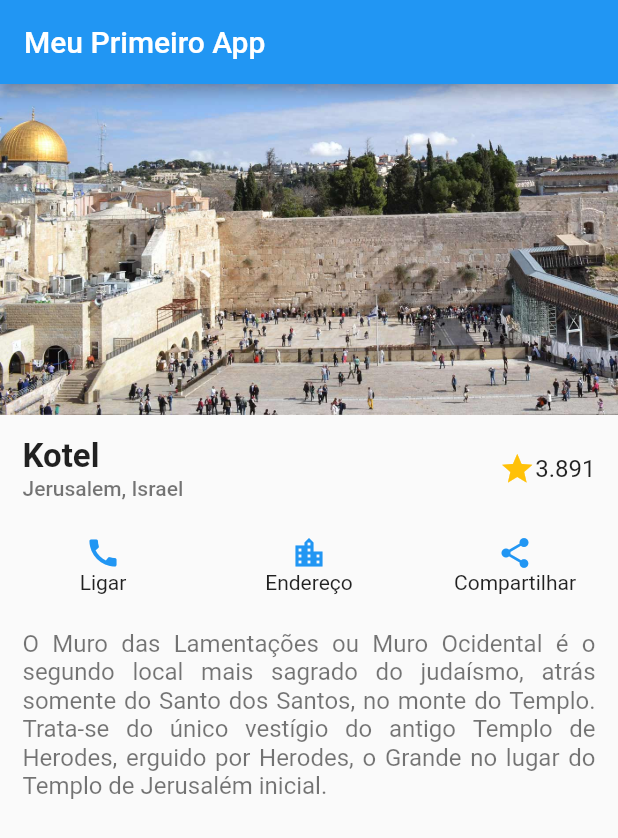
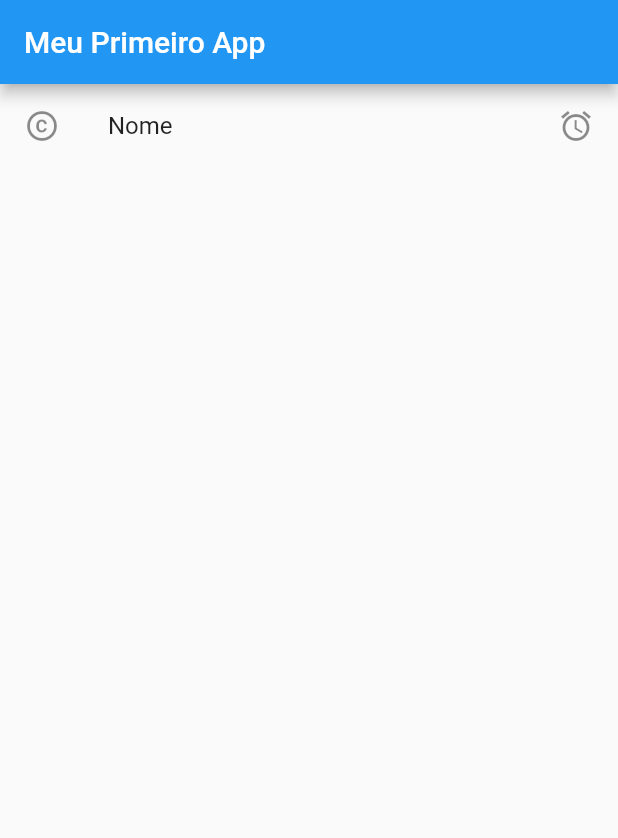
Before and after one commit to izaias1/flutter_001, a Flutter app: the screen it shows after launch, on a phone screen of 412 x 824 dp. Shown: the top 838 px of the screen. Run offline on Flutter 3.47's test engine with Material 2 defaults, Android fonts, the phone set to English and light mode, and no system bars.

Commit message:
List View flutter

```diff
--- a/lib/main.dart
+++ b/lib/main.dart
@@ -9,125 +9,19 @@ class MeuApp extends StatelessWidget {
   @override
   Widget build(BuildContext context) {
     return MaterialApp(
+      theme: ThemeData(
+        brightness: Brightness.light,
+      ),
       home: Scaffold(
         appBar: AppBar(
           title: const Text('Meu Primeiro App'),
         ),
-        body: Column(
-          children: [
-            Image.asset('assets/muro.jpg'),
-            Row(
-              children: [
-                Expanded(
-                  child: Container(
-                    alignment: Alignment.centerLeft,
-                    padding: const EdgeInsets.all(15),
-                    child: Column(
-                      children: [
-                        Row(
-                          children: const [
-                            Text(
-                              'Kotel',
-                              style: TextStyle(
-                                fontWeight: FontWeight.bold,
-                                fontSize: 22,
-                              ),
-                            ),
-                          ],
-                        ),
-                        Row(
-                          children: const [
-                            Text(
-                              'Jerusalem, Israel',
-                              style: TextStyle(
-                                fontWeight: FontWeight.w500,
-                                fontSize: 14,
-                                color: Colors.black54,
-                              ),
-                            ),
-                          ],
-                        ),
-                      ],
-                    ),
-                  ),
-                ),
-                Container(
-                  padding: const EdgeInsets.all(15),
-                  child: Row(
-                    children: const [
-                      Icon(Icons.star, color: Colors.amber),
-                      Text(
-                        '3.891',
-                        style: TextStyle(
-                          fontSize: 16,
-                        ),
-                      ),
-                    ],
-                  ),
-                ),
-              ],
-            ),
-            Row(
-              children: [
-                Expanded(
-                  child: TextButton(
-                    onPressed: () {},
-                    child: Column(
-                      children: const [
-                        Icon(Icons.call),
-                        Text(
-                          'Ligar',
-                          style: TextStyle(
-                            color: Colors.black87,
-                            fontWeight: FontWeight.w400,
-                          ),
-                        ),
-                      ],
-                    ),
-                  ),
-                ),
-                Expanded(
-                  child: TextButton(
-                    onPressed: () {},
-                    child: Column(
-                      children: const [
-                        Icon(Icons.location_city_outlined),
-                        Text(
-                          'Endereço',
-                          style: TextStyle(
-                            color: Colors.black87,
-                            fontWeight: FontWeight.w400,
-                          ),
-                        ),
-                      ],
-                    ),
-                  ),
-                ),
-                Expanded(
-                  child: TextButton(
-                    onPressed: () {},
-                    child: Column(
-                      children: const [
-                        Icon(Icons.share),
-                        Text(
-                          'Compartilhar',
-                          style: TextStyle(
-                            color: Colors.black87,
-                            fontWeight: FontWeight.w400,
-                          ),
-                        ),
-                      ],
-                    ),
-                  ),
-                ),
-              ],
-            ),
-            Container(
-              padding: const EdgeInsets.all(15),
-              child: const Text(
-                  textAlign: TextAlign.justify,
-                  style: TextStyle(color: Colors.black54, fontSize: 16),
-                  'O Muro das Lamentações ou Muro Ocidental é o segundo local mais sagrado do judaísmo, atrás somente do Santo dos Santos, no monte do Templo. Trata-se do único vestígio do antigo Templo de Herodes, erguido por Herodes, o Grande no lugar do Templo de Jerusalém inicial.'),
+        body: ListView(
+          children: const [
+            ListTile(
+              leading: Icon(Icons.copyright),
+              title: Text('Nome'),
+              trailing: Icon(Icons.access_alarm_sharp),
             )
           ],
         ),
```
